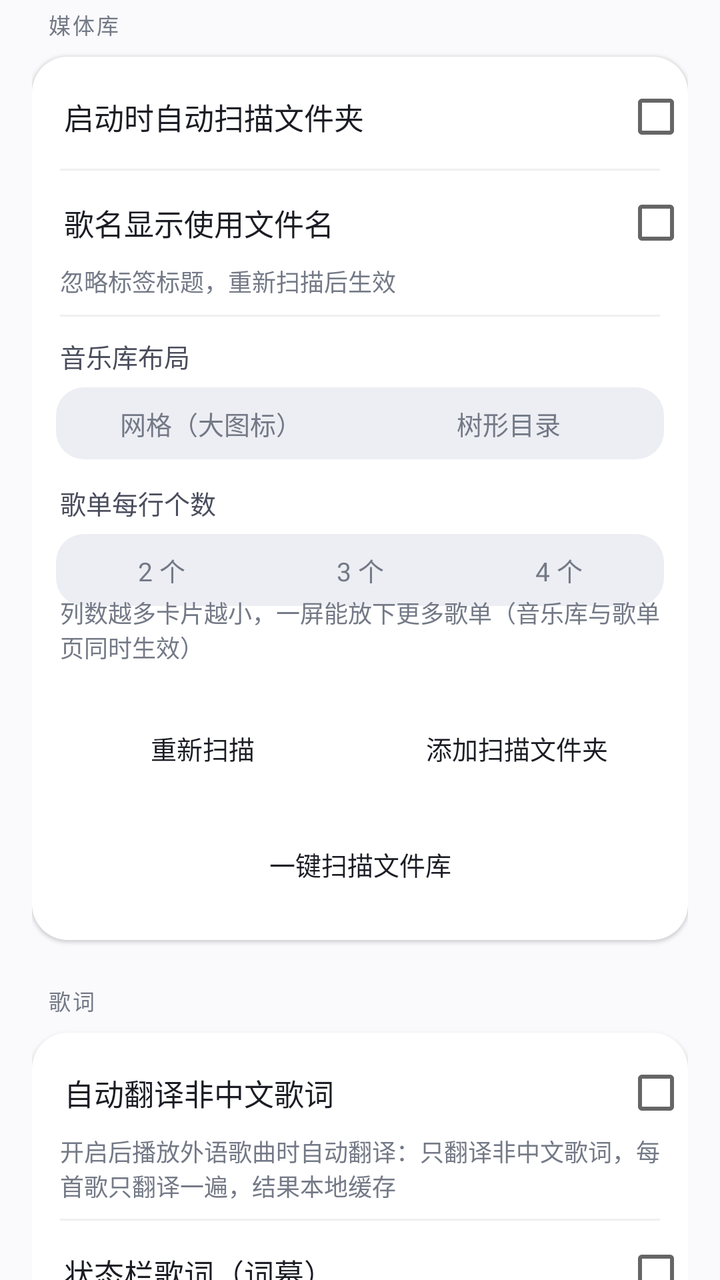
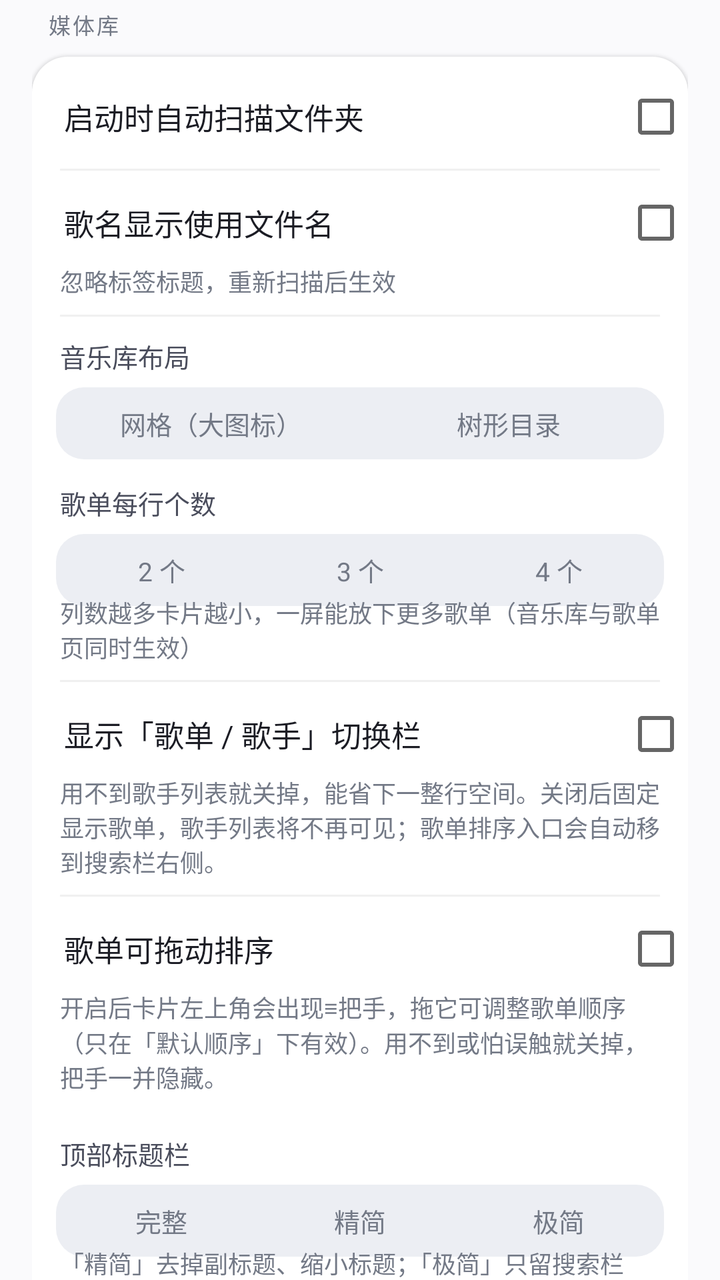

The first picture is an Android layout as it rendered before a commit; the second is the same layout after the commit. The layout source and the unified diff follow.
<!-- AndroidManifest.xml: application theme Theme.SubtitlePlayer -->
<!-- res/layout/settings_dialog.xml -->
<?xml version="1.0" encoding="utf-8"?>
<ScrollView xmlns:android="http://schemas.android.com/apk/res/android"
    android:layout_width="match_parent"
    android:layout_height="match_parent"
    android:overScrollMode="ifContentScrolls"
    android:scrollbars="none">

    <LinearLayout
        android:layout_width="match_parent"
        android:layout_height="wrap_content"
        android:orientation="vertical"
        android:paddingStart="16dp"
        android:paddingEnd="16dp"
        android:paddingTop="2dp"
        android:paddingBottom="10dp">

        
        <TextView
            style="@style/SettingsSection"
            android:layout_marginTop="2dp"
            android:text="@string/settings_cat_library" />

        <LinearLayout style="@style/SettingsCard">

            <CheckBox
                android:id="@+id/chkAutoScan"
                style="@style/SettingsSwitch"
                android:text="@string/auto_scan" />

            <View style="@style/SettingsDivider" />

            <CheckBox
                android:id="@+id/chkTitleFromFilename"
                style="@style/SettingsSwitch"
                android:text="@string/title_from_filename" />

            <TextView
                style="@style/SettingsHint"
                android:text="@string/title_from_filename_hint" />

            <View style="@style/SettingsDivider" />

            <TextView
                style="@style/SettingsLabel"
                android:layout_marginTop="10dp"
                android:text="@string/lib_layout" />

            <RadioGroup
                android:id="@+id/rgLibLayout"
                style="@style/SettingsSegment">

                <RadioButton
                    android:id="@+id/rbLibGrid"
                    style="@style/SettingsSegItem"
                    android:tag="0"
                    android:text="@string/lib_grid" />

                <RadioButton
                    android:id="@+id/rbLibTree"
                    style="@style/SettingsSegItem"
                    android:tag="1"
                    android:text="@string/lib_tree" />
            </RadioGroup>

            
            <TextView
                style="@style/SettingsLabel"
                android:text="@string/playlist_columns" />

            <RadioGroup
                android:id="@+id/rgPlaylistCols"
                style="@style/SettingsSegment">

                <RadioButton
                    android:id="@+id/rbCols2"
                    style="@style/SettingsSegItem"
                    android:tag="2"
                    android:text="@string/cols_2" />

                <RadioButton
                    android:id="@+id/rbCols3"
                    style="@style/SettingsSegItem"
                    android:tag="3"
                    android:text="@string/cols_3" />

                <RadioButton
                    android:id="@+id/rbCols4"
                    style="@style/SettingsSegItem"
                    android:tag="4"
                    android:text="@string/cols_4" />
            </RadioGroup>

            <TextView
                style="@style/SettingsHint"
                android:text="@string/playlist_columns_hint" />

            <LinearLayout style="@style/SettingsBtnRow">

                <Button
                    android:id="@+id/btnRescanNow"
                    style="@style/BtnStyle"
                    android:layout_width="0dp"
                    android:layout_height="wrap_content"
                    android:layout_marginEnd="5dp"
                    android:layout_weight="1"
                    android:text="@string/rescan" />

                <Button
                    android:id="@+id/btnChangeFolder"
                    style="@style/BtnStyle"
                    android:layout_width="0dp"
                    android:layout_height="wrap_content"
                    android:layout_marginStart="5dp"
                    android:layout_weight="1"
                    android:text="@string/change_folder" />
            </LinearLayout>

            
            <LinearLayout style="@style/SettingsBtnRow"
                android:layout_marginTop="4dp">

                <Button
                    android:id="@+id/btnScanAll"
                    style="@style/BtnStyle"
                    android:layout_width="match_parent"
                    android:layout_height="wrap_content"
                    android:text="@string/scan_all" />
            </LinearLayout>
        </LinearLayout>

        
        <TextView
            style="@style/SettingsSection"
            android:text="@string/settings_cat_lyrics" />

        <LinearLayout style="@style/SettingsCard">

            <CheckBox
                android:id="@+id/chkAutoTrans"
                style="@style/SettingsSwitch"
                android:text="@string/auto_trans" />

            <TextView
                style="@style/SettingsHint"
                android:text="@string/auto_trans_hint" />

            <View style="@style/SettingsDivider" />

            <CheckBox
                android:id="@+id/chkLyricon"
                style="@style/SettingsSwitch"
                android:text="@string/lyricon_enabled" />

            <TextView
                style="@style/SettingsHint"
                android:text="@string/lyricon_hint" />

            <View style="@style/SettingsDivider" />

            <TextView
                style="@style/SettingsLabel"
                android:layout_marginTop="10dp"
                android:text="@string/lyric_size_label" />

            <RadioGroup
                android:id="@+id/rgLyricSize"
                style="@style/SettingsSegment">

                <RadioButton
                    android:id="@+id/rbLyricSmall"
                    style="@style/SettingsSegItem"
                    android:tag="15"
                    android:text="@string/size_small" />

                <RadioButton
                    android:id="@+id/rbLyricMid"
                    style="@style/SettingsSegItem"
                    android:tag="18"
                    android:text="@string/size_medium" />

                <RadioButton
                    android:id="@+id/rbLyricLarge"
                    style="@style/SettingsSegItem"
                    android:tag="22"
                    android:text="@string/size_large" />
            </RadioGroup>

            <TextView
                style="@style/SettingsLabel"
                android:text="@string/lyric_font_label" />

            <RadioGroup
                android:id="@+id/rgFont"
                style="@style/SettingsSegment"
                android:layout_marginBottom="4dp">

                <RadioButton
                    android:id="@+id/rbFontDefault"
                    style="@style/SettingsSegItem"
                    android:tag="0"
                    android:text="@string/font_default" />

                <RadioButton
                    android:id="@+id/rbFontSerif"
                    style="@style/SettingsSegItem"
                    android:tag="1"
                    android:text="@string/font_serif" />

                <RadioButton
                    android:id="@+id/rbFontMono"
                    style="@style/SettingsSegItem"
                    android:tag="2"
                    android:text="@string/font_mono" />
            </RadioGroup>
        </LinearLayout>

        
        <TextView
            style="@style/SettingsSection"
            android:text="@string/settings_cat_desktop" />

        <LinearLayout style="@style/SettingsCard">

            <CheckBox
                android:id="@+id/chkDesktopLyrics"
                style="@style/SettingsSwitch"
                android:text="@string/desktop_lyrics_label" />

            <LinearLayout
                android:id="@+id/lyricsGroup"
                android:layout_width="match_parent"
                android:layout_height="wrap_content"
                android:orientation="vertical"
                android:visibility="gone">

                <View style="@style/SettingsDivider" />

                <TextView
                    style="@style/SettingsLabel"
                    android:layout_marginTop="10dp"
                    android:text="@string/desktop_lyrics_size_label" />

                <RadioGroup
                    android:id="@+id/rgDesktopSize"
                    style="@style/SettingsSegment">

                    <RadioButton
                        android:id="@+id/rbDesktopSizeS"
                        style="@style/SettingsSegItem"
                        android:tag="0"
                        android:text="@string/size_small" />

                    <RadioButton
                        android:id="@+id/rbDesktopSizeM"
                        style="@style/SettingsSegItem"
                        android:tag="1"
                        android:text="@string/size_medium" />

                    <RadioButton
                        android:id="@+id/rbDesktopSizeL"
                        style="@style/SettingsSegItem"
                        android:tag="2"
                        android:text="@string/size_large" />
                </RadioGroup>

                <TextView
                    style="@style/SettingsLabel"
                    android:text="@string/desktop_lyrics_alpha_label" />

                <RadioGroup
                    android:id="@+id/rgDesktopAlpha"
                    style="@style/SettingsSegment">

                    <RadioButton
                        android:id="@+id/rbDesktopAlpha0"
                        style="@style/SettingsSegItem"
                        android:textSize="12sp"
                        android:tag="0"
                        android:text="@string/desktop_lyrics_alpha_0" />

                    <RadioButton
                        android:id="@+id/rbDesktopAlpha1"
                        style="@style/SettingsSegItem"
                        android:textSize="12sp"
                        android:tag="1"
                        android:text="@string/desktop_lyrics_alpha_1" />

                    <RadioButton
                        android:id="@+id/rbDesktopAlpha2"
                        style="@style/SettingsSegItem"
                        android:textSize="12sp"
                        android:tag="2"
                        android:text="@string/desktop_lyrics_alpha_2" />

                    <RadioButton
                        android:id="@+id/rbDesktopAlpha3"
                        style="@style/SettingsSegItem"
                        android:textSize="12sp"
                        android:tag="3"
                        android:text="@string/desktop_lyrics_alpha_3" />
                </RadioGroup>

                <Button
                    android:id="@+id/btnDesktopColor"
                    style="@style/BtnStyle"
                    android:layout_width="match_parent"
                    android:layout_height="wrap_content"
                    android:layout_marginStart="12dp"
                    android:layout_marginEnd="12dp"
                    android:layout_marginTop="12dp"
                    android:text="@string/desktop_lyrics_color" />

                <View
                    style="@style/SettingsDivider"
                    android:layout_marginTop="10dp" />

                <CheckBox
                    android:id="@+id/chkLyricsLocked"
                    style="@style/SettingsSwitch"
                    android:text="@string/desktop_lyrics_locked" />

                <View style="@style/SettingsDivider" />

                <CheckBox
                    android:id="@+id/chkDesktopCenter"
                    style="@style/SettingsSwitch"
                    android:text="@string/desktop_lyrics_center" />

                <TextView
                    style="@style/SettingsHint"
                    android:text="@string/desktop_lyrics_center_hint" />
            </LinearLayout>
        </LinearLayout>

        
        <TextView
            style="@style/SettingsSection"
            android:text="@string/settings_cat_playback" />

        <LinearLayout style="@style/SettingsCard">

            <CheckBox
                android:id="@+id/chkNoSwipeSwitch"
                style="@style/SettingsSwitch"
                android:text="@string/no_swipe_switch" />

            <TextView
                style="@style/SettingsHint"
                android:text="@string/no_swipe_switch_hint" />

            <View style="@style/SettingsDivider" />

            <CheckBox
                android:id="@+id/chkMixAudio"
                style="@style/SettingsSwitch"
                android:text="@string/mix_audio_label" />

            <TextView
                style="@style/SettingsHint"
                android:text="@string/mix_audio_hint" />

            <View style="@style/SettingsDivider" />

            <CheckBox
                android:id="@+id/chkAlarmPlay"
                style="@style/SettingsSwitch"
                android:text="@string/alarm_play" />

            <TextView
                style="@style/SettingsHint"
                android:text="@string/alarm_play_hint" />

            <View style="@style/SettingsDivider" />

            <CheckBox
                android:id="@+id/chkAlarmOnce"
                style="@style/SettingsSwitch"
                android:text="@string/alarm_once_label" />

            <TextView
                style="@style/SettingsHint"
                android:text="@string/alarm_once_hint" />

            <View style="@style/SettingsDivider" />

            <CheckBox
                android:id="@+id/chkPerSong"
                style="@style/SettingsSwitch"
                android:text="@string/per_song_label" />

            <TextView
                style="@style/SettingsHint"
                android:text="@string/per_song_hint" />

            <View style="@style/SettingsDivider" />

            <TextView
                style="@style/SettingsLabel"
                android:layout_marginTop="10dp"
                android:text="@string/seek_step_label" />

            <RadioGroup
                android:id="@+id/rgSeekStep"
                style="@style/SettingsSegment">

                <RadioButton
                    style="@style/SettingsSegItem"
                    android:tag="1"
                    android:text="1s" />

                <RadioButton
                    style="@style/SettingsSegItem"
                    android:tag="2"
                    android:text="2s" />

                <RadioButton
                    style="@style/SettingsSegItem"
                    android:tag="5"
                    android:text="5s" />

                <RadioButton
                    style="@style/SettingsSegItem"
                    android:tag="10"
                    android:text="10s" />

                <RadioButton
                    style="@style/SettingsSegItem"
                    android:tag="15"
                    android:text="15s" />

                <RadioButton
                    style="@style/SettingsSegItem"
                    android:tag="30"
                    android:text="30s" />
            </RadioGroup>

            <View style="@style/SettingsDivider" />

            
            <TextView
                style="@style/SettingsLabel"
                android:layout_marginTop="10dp"
                android:text="@string/back_step_label" />

            <RadioGroup
                android:id="@+id/rgBackStep"
                style="@style/SettingsSegment">

                
                <RadioButton
                    style="@style/SettingsSegItem"
                    android:tag="0"
                    android:text="@string/back_step_stepwise" />

                
                <RadioButton
                    style="@style/SettingsSegItem"
                    android:tag="1"
                    android:text="@string/back_step_jump" />
            </RadioGroup>

            <TextView
                style="@style/SettingsHint"
                android:text="@string/back_step_hint" />

            <View style="@style/SettingsDivider" />

            <TextView
                style="@style/SettingsLabel"
                android:layout_marginTop="10dp"
                android:text="@string/video_tap_zone_label" />

            <RadioGroup
                android:id="@+id/rgVideoTapZone"
                style="@style/SettingsSegment">

                <RadioButton
                    style="@style/SettingsSegItem"
                    android:tag="33"
                    android:text="@string/video_tap_zone_third" />

                <RadioButton
                    style="@style/SettingsSegItem"
                    android:tag="50"
                    android:text="@string/video_tap_zone_half" />

                <RadioButton
                    style="@style/SettingsSegItem"
                    android:tag="66"
                    android:text="@string/video_tap_zone_two_thirds" />
            </RadioGroup>

            <TextView
                style="@style/SettingsHint"
                android:text="@string/video_tap_zone_hint" />

            <Button
                android:id="@+id/btnEqSettings"
                style="@style/BtnStyle"
                android:layout_width="match_parent"
                android:layout_height="wrap_content"
                android:layout_marginStart="12dp"
                android:layout_marginEnd="12dp"
                android:layout_marginTop="12dp"
                android:layout_marginBottom="6dp"
                android:text="@string/eq_entry" />
        </LinearLayout>

        
        <TextView
            style="@style/SettingsSection"
            android:text="@string/settings_cat_appearance" />

        <LinearLayout style="@style/SettingsCard">

            <TextView
                style="@style/SettingsLabel"
                android:layout_marginTop="10dp"
                android:text="@string/ui_size_label" />

            <RadioGroup
                android:id="@+id/rgUiSize"
                style="@style/SettingsSegment">

                <RadioButton
                    android:id="@+id/rbUiSmall"
                    style="@style/SettingsSegItem"
                    android:tag="13"
                    android:text="@string/size_small" />

                <RadioButton
                    android:id="@+id/rbUiStd"
                    style="@style/SettingsSegItem"
                    android:tag="15"
                    android:text="@string/size_standard" />

                <RadioButton
                    android:id="@+id/rbUiLarge"
                    style="@style/SettingsSegItem"
                    android:tag="17"
                    android:text="@string/size_large" />
            </RadioGroup>

            <Button
                android:id="@+id/btnTheme"
                style="@style/BtnStyle"
                android:layout_width="match_parent"
                android:layout_height="wrap_content"
                android:layout_marginStart="12dp"
                android:layout_marginEnd="12dp"
                android:layout_marginTop="12dp"
                android:layout_marginBottom="6dp"
                android:text="@string/theme_entry" />
        </LinearLayout>

        
        <TextView
            style="@style/SettingsSection"
            android:text="@string/settings_cat_tools" />

        <LinearLayout style="@style/SettingsCard"
            android:paddingBottom="2dp">

            <LinearLayout style="@style/SettingsBtnRow"
                android:layout_marginBottom="2dp">

                <Button
                    android:id="@+id/btnAsrEntry"
                    style="@style/BtnStyle"
                    android:layout_width="0dp"
                    android:layout_height="wrap_content"
                    android:layout_marginEnd="5dp"
                    android:layout_weight="1"
                    android:text="@string/asr_entry" />

                <Button
                    android:id="@+id/btnTransSettings"
                    style="@style/BtnStyle"
                    android:layout_width="0dp"
                    android:layout_height="wrap_content"
                    android:layout_marginStart="5dp"
                    android:layout_weight="1"
                    android:text="@string/trans_settings" />
            </LinearLayout>

            <LinearLayout style="@style/SettingsBtnRow"
                android:layout_marginTop="4dp">

                <Button
                    android:id="@+id/btnExportLog"
                    style="@style/BtnStyle"
                    android:layout_width="0dp"
                    android:layout_height="wrap_content"
                    android:layout_marginEnd="5dp"
                    android:layout_weight="1"
                    android:text="@string/playback_log_btn" />

                <Button
                    android:id="@+id/btnAbout"
                    style="@style/BtnStyle"
                    android:layout_width="0dp"
                    android:layout_height="wrap_content"
                    android:layout_marginStart="5dp"
                    android:layout_weight="1"
                    android:text="@string/about" />
            </LinearLayout>

            
            <LinearLayout style="@style/SettingsBtnRow"
                android:layout_marginTop="4dp">

                <Button
                    android:id="@+id/btnHidden"
                    style="@style/BtnStyle"
                    android:layout_width="0dp"
                    android:layout_height="wrap_content"
                    android:layout_weight="1"
                    android:text="@string/hidden_entry" />
            </LinearLayout>

            <TextView
                style="@style/SettingsHint"
                android:layout_marginTop="0dp"
                android:text="@string/playback_log_hint" />
        </LinearLayout>

    </LinearLayout>
</ScrollView>
<!-- resources referenced by this layout -->
<resources>
  <string name="about">关于拾音</string>
  <string name="alarm_once_label">仅播放一次</string>
  <string name="alarm_play">定时开始播放</string>
  <string name="asr_entry">歌词识别（日语）</string>
  <string name="auto_scan">启动时自动扫描文件夹</string>
  <string name="auto_trans">自动翻译非中文歌词</string>
  <string name="back_step_jump">直接回列表</string>
  <string name="back_step_label">返回键级数</string>
  <string name="back_step_stepwise">逐级返回</string>
  <string name="change_folder">添加扫描文件夹</string>
  <string name="cols_2">2 个</string>
  <string name="cols_3">3 个</string>
  <string name="cols_4">4 个</string>
  <string name="desktop_lyrics_alpha_0">不透明</string>
  <string name="desktop_lyrics_alpha_1">半透明</string>
  <string name="desktop_lyrics_alpha_2">更透明</string>
  <string name="desktop_lyrics_alpha_3">全透明</string>
  <string name="desktop_lyrics_alpha_label">背景透明度</string>
  <string name="desktop_lyrics_center">居中显示</string>
  <string name="desktop_lyrics_color">歌词文字颜色</string>
  <string name="desktop_lyrics_label">桌面歌词</string>
  <string name="desktop_lyrics_locked">锁定位置（不可拖动）</string>
  <string name="desktop_lyrics_size_label">歌词字号</string>
  <string name="eq_entry">音效</string>
  <string name="font_default">默认</string>
  <string name="font_mono">等宽</string>
  <string name="font_serif">衬线</string>
  <string name="hidden_entry">已隐藏的内容</string>
  <string name="lib_grid">网格（大图标）</string>
  <string name="lib_layout">音乐库布局</string>
  <string name="lib_tree">树形目录</string>
  <string name="lyric_font_label">歌词字体</string>
  <string name="lyric_size_label">歌词字号</string>
  <string name="lyricon_enabled">状态栏歌词（词幕）</string>
  <string name="mix_audio_label">与其他音频同时播放</string>
  <string name="no_swipe_switch">禁止上下滑动切歌</string>
  <string name="per_song_label">记住每首歌的播放进度</string>
  <string name="playback_log_btn">导出运行日志</string>
  <string name="playback_log_hint">播放异常时点「导出运行日志」，复制日志发给作者即可</string>
  <string name="playlist_columns">歌单每行个数</string>
  <string name="rescan">重新扫描</string>
  <string name="scan_all">一键扫描文件库</string>
  <string name="seek_step_label">快进退时长</string>
  <string name="settings_cat_appearance">外观</string>
  <string name="settings_cat_desktop">桌面歌词</string>
  <string name="settings_cat_library">媒体库</string>
  <string name="settings_cat_lyrics">歌词</string>
  <string name="settings_cat_playback">播放</string>
  <string name="settings_cat_tools">工具</string>
  <string name="size_large">大</string>
  <string name="size_medium">中</string>
  <string name="size_small">小</string>
  <string name="size_standard">标准</string>
  <string name="theme_entry">主题</string>
  <string name="title_from_filename">歌名显示使用文件名</string>
  <string name="title_from_filename_hint">忽略标签标题，重新扫描后生效</string>
  <string name="trans_settings">翻译设置</string>
  <string name="ui_size_label">界面字号</string>
  <string name="video_tap_zone_half">左右各 1/2</string>
  <string name="video_tap_zone_label">视频快进/快退区域</string>
  <string name="video_tap_zone_third">左右各 1/3</string>
  <string name="video_tap_zone_two_thirds">左右各 2/3</string>
  <color name="text_primary">#1B1C24</color>
  <color name="divider">#0F000000</color>
  <color name="text_hint">#737986</color>
  <color name="text_normal">#4A4D5C</color>
  <color name="bg">#FAFAFC</color>
  <color name="accent">#4A6CF7</color>
  <color name="surface">#FFFFFF</color>
  <color name="segment_track">#ECEEF3</color>
  <!-- unchanged entries left out for length: 27 -->
</resources>

<!-- the commit's change to res/layout/settings_dialog.xml (unified diff, before → after) -->
@@ -93,6 +93,61 @@
             <TextView
                 style="@style/SettingsHint"
                 android:text="@string/playlist_columns_hint" />
+
+            <View style="@style/SettingsDivider" />
+
+            
+            <CheckBox
+                android:id="@+id/chkLibSegRow"
+                style="@style/SettingsSwitch"
+                android:text="@string/lib_seg_row" />
+
+            <TextView
+                style="@style/SettingsHint"
+                android:text="@string/lib_seg_row_hint" />
+
+            <View style="@style/SettingsDivider" />
+
+            <CheckBox
+                android:id="@+id/chkPlaylistDrag"
+                style="@style/SettingsSwitch"
+                android:text="@string/playlist_drag_enabled" />
+
+            <TextView
+                style="@style/SettingsHint"
+                android:text="@string/playlist_drag_enabled_hint" />
+
+            
+            <TextView
+                style="@style/SettingsLabel"
+                android:text="@string/lib_header_style" />
+
+            <RadioGroup
+                android:id="@+id/rgLibHeader"
+                style="@style/SettingsSegment">
+
+                <RadioButton
+                    android:id="@+id/rbHeaderFull"
+                    style="@style/SettingsSegItem"
+                    android:tag="0"
+                    android:text="@string/lib_header_full" />
+
+                <RadioButton
+                    android:id="@+id/rbHeaderCompact"
+                    style="@style/SettingsSegItem"
+                    android:tag="1"
+                    android:text="@string/lib_header_compact" />
+
+                <RadioButton
+                    android:id="@+id/rbHeaderMinimal"
+                    style="@style/SettingsSegItem"
+                    android:tag="2"
+                    android:text="@string/lib_header_minimal" />
+            </RadioGroup>
+
+            <TextView
+                style="@style/SettingsHint"
+                android:text="@string/lib_header_style_hint" />
 
             <LinearLayout style="@style/SettingsBtnRow">
 
<!-- resource entries referenced after the edit -->
@@ -29,7 +29,14 @@
   <string name="font_serif">衬线</string>
   <string name="hidden_entry">已隐藏的内容</string>
   <string name="lib_grid">网格（大图标）</string>
+  <string name="lib_header_compact">精简</string>
+  <string name="lib_header_full">完整</string>
+  <string name="lib_header_minimal">极简</string>
+  <string name="lib_header_style">顶部标题栏</string>
+  <string name="lib_header_style_hint">「精简」去掉副标题、缩小标题；「极简」只留搜索栏 —— 顶栏越矮，下面能看到的文件夹越多。设置按钮始终保留在搜索栏右侧。</string>
   <string name="lib_layout">音乐库布局</string>
+  <string name="lib_seg_row">显示「歌单 / 歌手」切换栏</string>
+  <string name="lib_seg_row_hint">用不到歌手列表就关掉，能省下一整行空间。关闭后固定显示歌单，歌手列表将不再可见；歌单排序入口会自动移到搜索栏右侧。</string>
   <string name="lib_tree">树形目录</string>
   <string name="lyric_font_label">歌词字体</string>
   <string name="lyric_size_label">歌词字号</string>
@@ -40,6 +47,8 @@
   <string name="playback_log_btn">导出运行日志</string>
   <string name="playback_log_hint">播放异常时点「导出运行日志」，复制日志发给作者即可</string>
   <string name="playlist_columns">歌单每行个数</string>
+  <string name="playlist_drag_enabled">歌单可拖动排序</string>
+  <string name="playlist_drag_enabled_hint">开启后卡片左上角会出现≡把手，拖它可调整歌单顺序（只在「默认顺序」下有效）。用不到或怕误触就关掉，把手一并隐藏。</string>
   <string name="rescan">重新扫描</string>
   <string name="scan_all">一键扫描文件库</string>
   <string name="seek_step_label">快进退时长</string>
